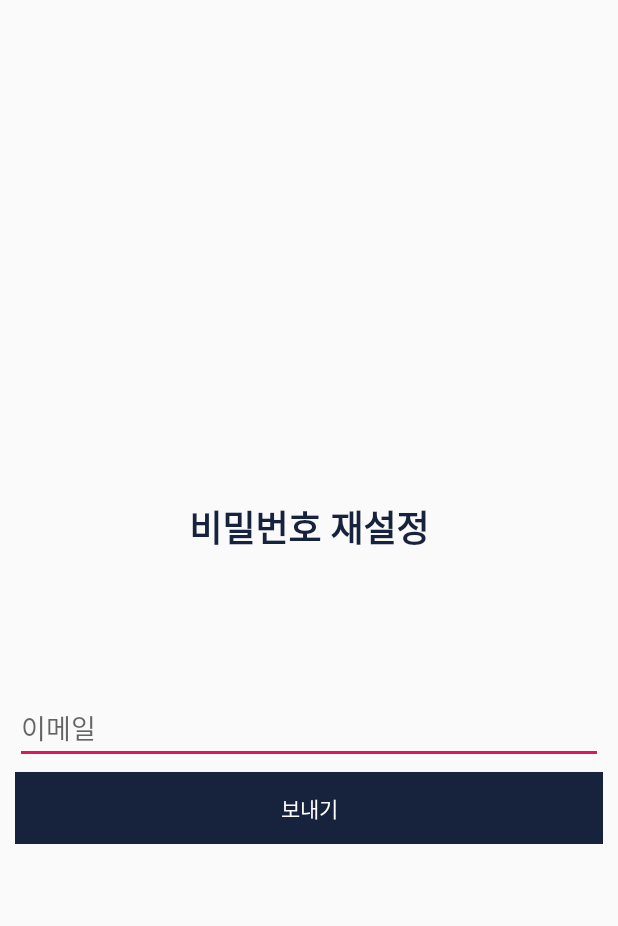
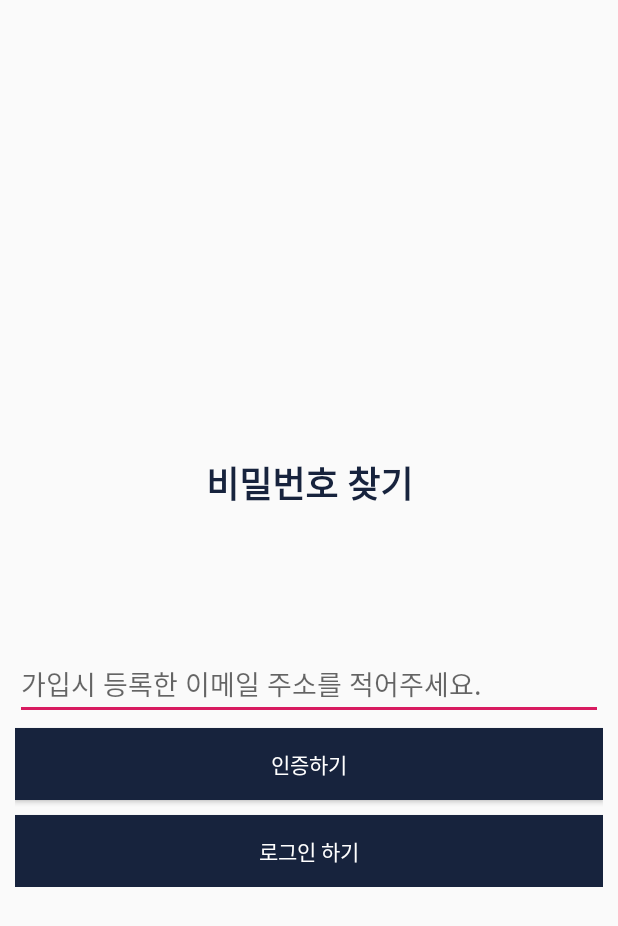
Before and after one commit to ye-lim/BLE_App_past, an Android app: the passwordResetActivity screen opened directly, with no data from a screen before it, on a phone screen of 412 x 824 dp. Shown: the top 926 px of the screen. Run offline under Robolectric (Android 15) with nearby library versions, the phone set to English and light mode, and no system bars; our stand-ins replace Firebase (no records; nobody signed in at launch, a user with empty details on screens opened directly).

Commit message:
2020/03/27

```diff
--- a/app/src/main/java/com/example/blu_main_test1/Main_page/Main_view_pager.java
+++ b/app/src/main/java/com/example/blu_main_test1/Main_page/Main_view_pager.java
@@ -55,6 +55,7 @@ import com.example.blu_main_test1.Main_page.sampledata;
 import com.example.blu_main_test1.MypageActivity;
 import com.example.blu_main_test1.R;
 import com.example.blu_main_test1.main_before.login;
+import com.example.blu_main_test1.main_before.passwordResetActivity;
 import com.google.android.gms.tasks.OnCompleteListener;
 import com.google.android.gms.tasks.Task;
 import com.google.firebase.auth.FirebaseAuth;
--- a/app/src/main/java/com/example/blu_main_test1/main_before/join_main.java
+++ b/app/src/main/java/com/example/blu_main_test1/main_before/join_main.java
@@ -91,7 +91,7 @@ public class join_main extends AppCompatActivity {
 
         ActionBar actionBar = getSupportActionBar();
         actionBar.setDisplayHomeAsUpEnabled(false);
-        actionBar.setTitle("회원가입.");
+        actionBar.setTitle("회원가입");
 
         //textWatcher
         //phone_number.addTextChangedListener(new ValidationTextWatcher(phone_number));
--- a/app/src/main/java/com/example/blu_main_test1/main_before/passwordResetActivity.java
+++ b/app/src/main/java/com/example/blu_main_test1/main_before/passwordResetActivity.java
@@ -1,5 +1,6 @@
 package com.example.blu_main_test1.main_before;
 
+import android.content.Intent;
 import android.os.Bundle;
 import android.support.annotation.NonNull;
 import android.support.v7.app.ActionBar;
@@ -18,24 +19,20 @@ import com.google.firebase.firestore.FirebaseFirestore;
 
 
 public class passwordResetActivity extends AppCompatActivity {
-    private FirebaseAuth mAuth;
+    private FirebaseAuth firebaseAuth;
     private FirebaseFirestore db = FirebaseFirestore.getInstance();
     private static final String TAG = "passwordResetActivity";
 
-    @Override
-    public void onStart(){
-        super.onStart();
-        FirebaseUser currentUser = mAuth.getCurrentUser();
-    }
 
     @Override
     public void onCreate(Bundle savedInstanceState) {
         super.onCreate(savedInstanceState);
         setContentView(R.layout.activity_password_reset);
 
-        mAuth = FirebaseAuth.getInstance();
+        firebaseAuth = FirebaseAuth.getInstance();
 
         findViewById(R.id.sendButton).setOnClickListener(onClickListener);
+        findViewById(R.id.loginButton).setOnClickListener(onClickListener);
 
         /*
         //툴바 기능
@@ -57,19 +54,25 @@ public class passwordResetActivity extends AppCompatActivity {
                 case R.id.sendButton:
                     send();
                     break;
+                case R.id.loginButton:
+                    Intent intent = new Intent(getApplicationContext(), login.class);
+                    startActivity(intent);
+                    finish();
             }
         }
     };
 
     private void send() {
-        String email = ((EditText) findViewById(R.id.emailEditText)).getText().toString();
+        String email = ((EditText) findViewById(R.id.emailEditText)).getText().toString().trim();
         if (email.length() > 0) {
-            FirebaseAuth.getInstance().sendPasswordResetEmail(email)
+            firebaseAuth.sendPasswordResetEmail(email)
                     .addOnCompleteListener(new OnCompleteListener<Void>() {
                         @Override
                         public void onComplete(@NonNull Task<Void> task) {
                             if (task.isSuccessful()) {
                                 Toast.makeText(passwordResetActivity.this, "이메일을 보냈습니다.", Toast.LENGTH_SHORT).show();
+                            } else{
+                                Toast.makeText(passwordResetActivity.this, "가입된 이메일이 없습니다. 다시 확인해 주세요.", Toast.LENGTH_SHORT).show();
                             }
                         }
                     });
--- a/app/src/main/res/layout/activity_login.xml
+++ b/app/src/main/res/layout/activity_login.xml
@@ -145,7 +145,7 @@
                     android:layout_height="50dp"
                     android:textColor="#999999"
                     android:textSize="15dp"
-                    android:text="비밀번호 재설정"/>
+                    android:text="비밀번호 찾기"/>
 
                 <View
                     android:layout_marginTop="5dp"
--- a/app/src/main/res/layout/activity_password_reset.xml
+++ b/app/src/main/res/layout/activity_password_reset.xml
@@ -17,7 +17,7 @@
         android:layout_width="match_parent"
         android:layout_height="200dp"
         android:gravity="center"
-        android:text="비밀번호 재설정"
+        android:text="비밀번호 찾기"
         android:textColor="#17233d"
         android:textSize="24sp"
         android:textStyle="bold" />
@@ -34,7 +34,7 @@
             android:layout_height="wrap_content"
             android:layout_marginBottom="5dp"
             android:ems="10"
-            android:hint="이메일"
+            android:hint="가입시 등록한 이메일 주소를 적어주세요."
             android:inputType="textEmailAddress" />
 
         <Button
@@ -43,7 +43,16 @@
             android:layout_height="wrap_content"
             android:background="#17233d"
             android:textColor="#FFFFFF"
-            android:text="보내기" />
+            android:text="인증하기" />
+
+        <Button
+            android:layout_marginTop="10dp"
+            android:id="@+id/loginButton"
+            android:layout_width="match_parent"
+            android:layout_height="wrap_content"
+            android:background="#17233d"
+            android:textColor="#FFFFFF"
+            android:text="로그인 하기" />
 
 
     </LinearLayout>
```
